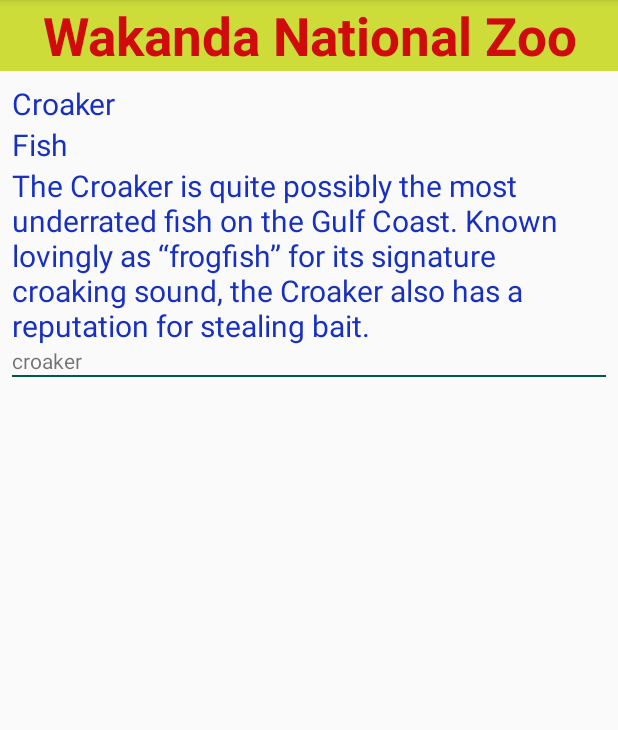
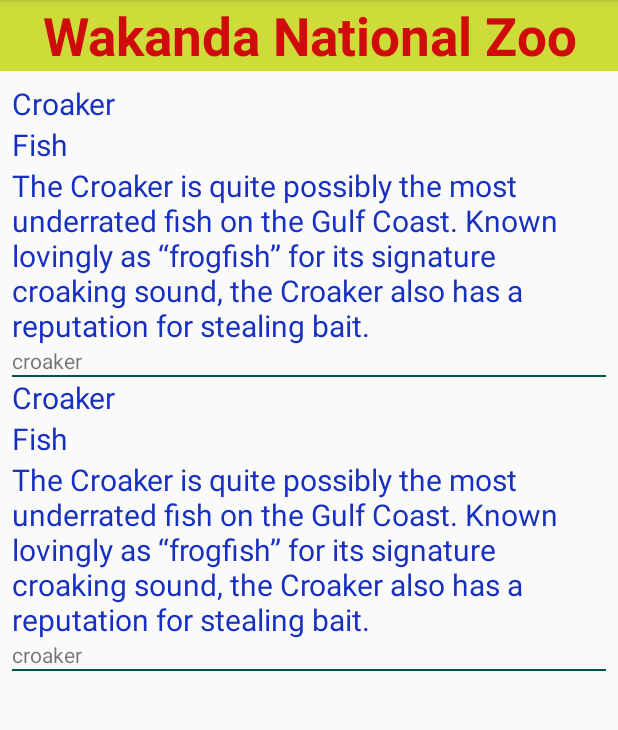
Before and after one commit to ygunawan1985/Week2Daily4Homework, an Android app: the CategoriesListView screen opened directly, with no data from a screen before it, after a tap on "Fish", on a phone screen of 412 x 824 dp, the part 84-814 px from its top. Run offline under Robolectric (Android 15) with nearby library versions, the phone set to English and light mode, and no system bars.

Commit message:
Wakanda National Zoo App

```diff
--- a/app/src/main/java/com/example/week2day3zoorecyclerandlistviews/AnimalDatabaseHelper.java
+++ b/app/src/main/java/com/example/week2day3zoorecyclerandlistviews/AnimalDatabaseHelper.java
@@ -1,36 +1,63 @@
-package com.example.week2day3zoorecyclerandlistviews;
-
-import java.util.ArrayList;
-
-public class AnimalDatabaseHelper {
-
-    private ArrayList<Animal> animals;
-    private String[] categories;
-
-    public AnimalDatabaseHelper() {
-        animals = new ArrayList<>();
-        populateAnimals();
-        categories = new String[]{"Mammals", "Birds", "Fish", "Reptiles", "Amphibians"};
-    }
-
-    public void populateAnimals(){
-        animals.add(new Animal("Dog", "Mammals", "Man's best friend.", "dog"));
-        animals.add(new Animal("Cat", "Mammals", "Second most popular pet and sometimes called kitty.", "cat"));
-        animals.add(new Animal("Eagle", "Birds", "National emblem of the United States.", "eagle"));
-        animals.add(new Animal("Falcon", "Birds", "The bird of prey that primarily hunt other animals.", "falcon"));
-        animals.add(new Animal("Croaker", "Fish", "The Croaker is quite possibly the most underrated fish on the Gulf Coast. Known lovingly as “frogfish” for its signature croaking sound, the Croaker also has a reputation for stealing bait.", "croaker"));
-        animals.add(new Animal("Penguin", "Birds", "Penguins are a group of aquatic flightless birds. They live almost exclusively in the Southern Hemisphere, with only one species, the Galapagos penguin, found north of the equator.", "penguin"));
-        animals.add(new Animal("Crocodile", "Reptiles", "Large semi-aquatic reptiles that live throughout the tropics in Africa, Asia, the Americas and Australia.", "crocodile"));
-        animals.add(new Animal("Snake", "Reptiles", "Snakes have skulls with several more joints than their lizard ancestors, enabling them to swallow prey much larger than their heads with their highly mobile jaws.", "snake"));
-        animals.add(new Animal("Frog", "Amphibians", "Frogs are valued as food by humans and also have many cultural roles in literature, symbolism and religion.", "frog"));
-        animals.add(new Animal("Salamander", "Amphibians", "Salamanders rarely have more than four toes on their front legs and five on their rear legs, but some species have fewer digits and others lack hind limbs.", "salamander"));
-    }
-
-    public String[] getCategories(){
-        return categories;
-    }
-
-    public ArrayList<Animal> getAnimals() {
-        return animals;
-    }
-}
+//package com.example.week2day3zoorecyclerandlistviews;
+//
+//import android.content.Context;
+//
+//import java.util.ArrayList;
+//
+//public class AnimalDatabaseHelper {
+//
+//    private ArrayList<Animal> animals;
+//    private String[] categories;
+//    ZooDatabaseHelper zooDatabaseHelper;
+//
+//    public AnimalDatabaseHelper(Context context) {
+//        zooDatabaseHelper = new ZooDatabaseHelper(context);
+//        animals = new ArrayList<>();
+//        populateAnimals();
+//        categories = new String[]{"Mammals", "Birds", "Fish", "Reptiles", "Amphibians"};
+//    }
+//
+//    public void populateAnimals(){
+//        zooDatabaseHelper.insertAnimal(new Animal("Dog", "Mammals", "Man's best friend.", "dog"));
+//        zooDatabaseHelper.insertAnimal(new Animal("Cat", "Mammals", "Second most popular pet and sometimes called kitty.", "cat"));
+//        zooDatabaseHelper.insertAnimal(new Animal("Eagle", "Birds", "National emblem of the United States.", "eagle"));
+//        zooDatabaseHelper.insertAnimal(new Animal("Falcon", "Birds", "The bird of prey that primarily hunt other animals.", "falcon"));
+//        zooDatabaseHelper.insertAnimal(new Animal("Croaker", "Fish", "The Croaker is quite possibly the most underrated fish on the Gulf Coast. Known lovingly as “frogfish” for its signature croaking sound, the Croaker also has a reputation for stealing bait.", "croaker"));
+//        zooDatabaseHelper.insertAnimal(new Animal("Penguin", "Birds", "Penguins are a group of aquatic flightless birds. They live almost exclusively in the Southern Hemisphere, with only one species, the Galapagos penguin, found north of the equator.", "penguin"));
+//        zooDatabaseHelper.insertAnimal(new Animal("Crocodile", "Reptiles", "Large semi-aquatic reptiles that live throughout the tropics in Africa, Asia, the Americas and Australia.", "crocodile"));
+//        zooDatabaseHelper.insertAnimal(new Animal("Snake", "Reptiles", "Snakes have skulls with several more joints than their lizard ancestors, enabling them to swallow prey much larger than their heads with their highly mobile jaws.", "snake"));
+//        zooDatabaseHelper.insertAnimal(new Animal("Frog", "Amphibians", "Frogs are valued as food by humans and also have many cultural roles in literature, symbolism and religion.", "frog"));
+//        zooDatabaseHelper.insertAnimal(new Animal("Salamander", "Amphibians", "Salamanders rarely have more than four toes on their front legs and five on their rear legs, but some species have fewer digits and others lack hind limbs.", "salamander"));
+//    }
+//
+////    public void populateAnimals(){
+//////        animals.add(new Animal("Dog", "Mammals", "Man's best friend.", "dog"));
+//////        animals.add(new Animal("Cat", "Mammals", "Second most popular pet and sometimes called kitty.", "cat"));
+//////        animals.add(new Animal("Eagle", "Birds", "National emblem of the United States.", "eagle"));
+//////        animals.add(new Animal("Falcon", "Birds", "The bird of prey that primarily hunt other animals.", "falcon"));
+//////        animals.add(new Animal("Croaker", "Fish", "The Croaker is quite possibly the most underrated fish on the Gulf Coast. Known lovingly as “frogfish” for its signature croaking sound, the Croaker also has a reputation for stealing bait.", "croaker"));
+//////        animals.add(new Animal("Penguin", "Birds", "Penguins are a group of aquatic flightless birds. They live almost exclusively in the Southern Hemisphere, with only one species, the Galapagos penguin, found north of the equator.", "penguin"));
+//////        animals.add(new Animal("Crocodile", "Reptiles", "Large semi-aquatic reptiles that live throughout the tropics in Africa, Asia, the Americas and Australia.", "crocodile"));
+//////        animals.add(new Animal("Snake", "Reptiles", "Snakes have skulls with several more joints than their lizard ancestors, enabling them to swallow prey much larger than their heads with their highly mobile jaws.", "snake"));
+//////        animals.add(new Animal("Frog", "Amphibians", "Frogs are valued as food by humans and also have many cultural roles in literature, symbolism and religion.", "frog"));
+//////        animals.add(new Animal("Salamander", "Amphibians", "Salamanders rarely have more than four toes on their front legs and five on their rear legs, but some species have fewer digits and others lack hind limbs.", "salamander"));
+//////    }
+//
+//    public String[] getCategories(){
+//        return categories;
+//    }
+//
+//    public ArrayList<Animal> getAnimals() {
+//        return zooDatabaseHelper.getAllAnimals();
+//    }
+//
+//    public ArrayList<Animal> getAnimalsByCategory(String requestCategory){
+//        return zooDatabaseHelper.getAnimalsByCategory(requestCategory);
+//    }
+//
+//    public Animal getAnimal(String requestName){
+//        return zooDatabaseHelper.getAnimal(requestName);
+//    }
+//
+//
+//}
--- a/app/src/main/java/com/example/week2day3zoorecyclerandlistviews/AnimalsPerCategoryAdapter.java
+++ b/app/src/main/java/com/example/week2day3zoorecyclerandlistviews/AnimalsPerCategoryAdapter.java
@@ -18,7 +18,7 @@ public class AnimalsPerCategoryAdapter extends RecyclerView.Adapter<AnimalsPerCa
     ArrayList<Animal> animalsArrayList;
     Context context;
 
-    public AnimalsPerCategoryAdapter(ArrayList<Animal> animalsArrayList,Context context) {
+    public AnimalsPerCategoryAdapter(ArrayList<Animal> animalsArrayList, Context context) {
         this.animalsArrayList = animalsArrayList;
         this.context = context;
     }
--- a/app/src/main/java/com/example/week2day3zoorecyclerandlistviews/AnimalsRecyclerView.java
+++ b/app/src/main/java/com/example/week2day3zoorecyclerandlistviews/AnimalsRecyclerView.java
@@ -14,7 +14,7 @@ public class AnimalsRecyclerView extends AppCompatActivity {
 
     RecyclerView rvRecyclerView;
     ArrayList<Animal> animals;
-    ArrayList<Animal> resultAnimals;
+    //ArrayList<Animal> resultAnimals;
     String categoryValue;
 
     @Override
@@ -26,19 +26,19 @@ public class AnimalsRecyclerView extends AppCompatActivity {
         Intent receivedIntent = getIntent();
         Bundle receivedBundle = receivedIntent.getExtras();
         if(receivedBundle != null) {
-            categoryValue = receivedBundle.getString("categoryValue");
+            //categoryValue = receivedBundle.getString("categoryValue");
             animals = receivedBundle.getParcelableArrayList("animals");
-            resultAnimals = new ArrayList<>();
-
-            for(Animal animal : animals){
-                if(animal.getCategory().equalsIgnoreCase(categoryValue)){
-                    resultAnimals.add(animal);
-                }
-            }
+//            resultAnimals = new ArrayList<>();
+//
+//            for(Animal animal : animals){
+//                if(animal.getCategory().equalsIgnoreCase(categoryValue)){
+//                    resultAnimals.add(animal);
+//                }
+//            }
         }
 
         RecyclerView.LayoutManager layoutManager = new LinearLayoutManager(this);
-        AnimalsPerCategoryAdapter animalsPerCategoryAdapter = new AnimalsPerCategoryAdapter(resultAnimals,this);
+        AnimalsPerCategoryAdapter animalsPerCategoryAdapter = new AnimalsPerCategoryAdapter(animals,this);
         rvRecyclerView.setLayoutManager(layoutManager);
         rvRecyclerView.setAdapter(animalsPerCategoryAdapter);
 
--- a/app/src/main/java/com/example/week2day3zoorecyclerandlistviews/CategoriesListView.java
+++ b/app/src/main/java/com/example/week2day3zoorecyclerandlistviews/CategoriesListView.java
@@ -3,6 +3,7 @@ package com.example.week2day3zoorecyclerandlistviews;
 import androidx.appcompat.app.AppCompatActivity;
 
 import android.content.Intent;
+import android.content.SharedPreferences;
 import android.os.Bundle;
 import android.view.View;
 import android.widget.AdapterView;
@@ -12,23 +13,40 @@ import android.widget.ListView;
 public class CategoriesListView extends AppCompatActivity {
 
     ListView lvCategories;
-    AnimalDatabaseHelper helper;
+    ZooDatabaseHelper zooDatabaseHelper;
+    //AnimalDatabaseHelper helper;
     String categoryValue;
+    String[] categories = null;
+    //SharedPreferences sharedPreferences;
 
     @Override
     protected void onCreate(Bundle savedInstanceState) {
         super.onCreate(savedInstanceState);
         setContentView(R.layout.activity_categories_list_view);
 
+        categories = new String[]{"Mammals", "Birds", "Fish", "Reptiles", "Amphibians"};
         lvCategories = findViewById(R.id.lvCategories);
-        helper = new AnimalDatabaseHelper();
+        zooDatabaseHelper = new ZooDatabaseHelper(this);
+
+        zooDatabaseHelper.insertAnimal(new Animal("Dog", "Mammals", "Man's best friend.", "dog"));
+        zooDatabaseHelper.insertAnimal(new Animal("Cat", "Mammals", "Second most popular pet and sometimes called kitty.", "cat"));
+        zooDatabaseHelper.insertAnimal(new Animal("Eagle", "Birds", "National emblem of the United States.", "eagle"));
+        zooDatabaseHelper.insertAnimal(new Animal("Falcon", "Birds", "The bird of prey that primarily hunt other animals.", "falcon"));
+        zooDatabaseHelper.insertAnimal(new Animal("Croaker", "Fish", "The Croaker is quite possibly the most underrated fish on the Gulf Coast. Known lovingly as “frogfish” for its signature croaking sound, the Croaker also has a reputation for stealing bait.", "croaker"));
+        zooDatabaseHelper.insertAnimal(new Animal("Penguin", "Birds", "Penguins are a group of aquatic flightless birds. They live almost exclusively in the Southern Hemisphere, with only one species, the Galapagos penguin, found north of the equator.", "penguin"));
+        zooDatabaseHelper.insertAnimal(new Animal("Crocodile", "Reptiles", "Large semi-aquatic reptiles that live throughout the tropics in Africa, Asia, the Americas and Australia.", "crocodile"));
+        zooDatabaseHelper.insertAnimal(new Animal("Snake", "Reptiles", "Snakes have skulls with several more joints than their lizard ancestors, enabling them to swallow prey much larger than their heads with their highly mobile jaws.", "snake"));
+        zooDatabaseHelper.insertAnimal(new Animal("Frog", "Amphibians", "Frogs are valued as food by humans and also have many cultural roles in literature, symbolism and religion.", "frog"));
+        zooDatabaseHelper.insertAnimal(new Animal("Salamander", "Amphibians", "Salamanders rarely have more than four toes on their front legs and five on their rear legs, but some species have fewer digits and others lack hind limbs.", "salamander"));
+
+        //sharedPreferences = getSharedPreferences("shared_pref", MODE_PRIVATE);
 
         // Define a new Adapter
         // First parameter - Context
         // Second parameter - Layout for the row
         // Third parameter - ID of the TextView to which the data is written
         // Forth - the Array of data
-        ArrayAdapter<String> adapter = new ArrayAdapter<String>(this, android.R.layout.simple_list_item_1, android.R.id.text1, helper.getCategories());
+        ArrayAdapter<String> adapter = new ArrayAdapter<String>(this, android.R.layout.simple_list_item_1, android.R.id.text1, categories);
 
         // Assign adapter to ListView
         lvCategories.setAdapter(adapter);
@@ -47,9 +65,10 @@ public class CategoriesListView extends AppCompatActivity {
                 categoryValue = (String)lvCategories.getItemAtPosition(position);
 
                 Intent intent = new Intent(parent.getContext(), AnimalsRecyclerView.class);
+
                 Bundle animalsBundle = new Bundle();
-                animalsBundle.putParcelableArrayList("animals", helper.getAnimals());
-                animalsBundle.putString("categoryValue", categoryValue);
+                animalsBundle.putParcelableArrayList("animals", zooDatabaseHelper.getAnimalsByCategory(categoryValue));
+                //animalsBundle.putString("categoryValue", categoryValue);
                 intent.putExtras(animalsBundle);
                 startActivity(intent);
             }
@@ -59,8 +78,11 @@ public class CategoriesListView extends AppCompatActivity {
 
     }
 
-
-    public void animalDetails(View view) {
-
-    }
+//    private void setCategoryInSharedPref(String category){
+//        SharedPreferences.Editor editor = sharedPreferences.edit();
+//        editor.putString("category", category);
+//        editor.apply(); //returns nothing
+//        //editor.commit(); returns a boolean value
+//        editor.clear();
+//    }
 }
--- /dev/null
+++ b/app/src/main/java/com/example/week2day3zoorecyclerandlistviews/ZooDatabaseHelper.java
@@ -0,0 +1,102 @@
+package com.example.week2day3zoorecyclerandlistviews;
+
+import android.content.ContentValues;
+import android.content.Context;
+import android.database.Cursor;
+import android.database.sqlite.SQLiteDatabase;
+import android.database.sqlite.SQLiteOpenHelper;
+
+import java.util.ArrayList;
+
+public class ZooDatabaseHelper extends SQLiteOpenHelper {
+
+    public ZooDatabaseHelper(Context context) {
+        super(context, ZooDatabaseContract.DATABASE_NAME, null, ZooDatabaseContract.DATABASE_VERSION);
+    }
+
+    @Override
+    public void onCreate(SQLiteDatabase sqLiteDatabase) {
+        sqLiteDatabase.execSQL(ZooDatabaseContract.getCreateQuery());
+    }
+
+    @Override
+    public void onUpgrade(SQLiteDatabase sqLiteDatabase, int oldVersion, int newVersion) {
+        if (oldVersion < newVersion) {
+            sqLiteDatabase.execSQL(ZooDatabaseContract.DROP_QUERY);
+            onCreate(sqLiteDatabase);
+        }
+    }
+
+    public void insertAnimal(Animal animal){
+        SQLiteDatabase database = this.getWritableDatabase();
+        ContentValues contentValues = new ContentValues();
+        contentValues.put(ZooDatabaseContract.COLUMN_NAME, animal.getName());
+        contentValues.put(ZooDatabaseContract.COLUMN_CATEGORY, animal.getCategory());
+        contentValues.put(ZooDatabaseContract.COLUMN_DESCRIPTION, animal.getDescription());
+        contentValues.put(ZooDatabaseContract.COLUMN_SOUND, animal.getSound());
+
+        database.insert(ZooDatabaseContract.TABLE_NAME, null, contentValues);
+        database.close();
+    }
+
+    public ArrayList<Animal> getAllAnimals(){
+        SQLiteDatabase database = this.getReadableDatabase();
+        ArrayList<Animal> returnList = new ArrayList<>();
+
+        Cursor cursor = database.rawQuery(ZooDatabaseContract.SELECT_ALL_QUERY, null);
+        if(cursor.moveToFirst()){
+            do {
+                String name = cursor.getString(cursor.getColumnIndex(ZooDatabaseContract.COLUMN_NAME));
+                String category = cursor.getString(cursor.getColumnIndex(ZooDatabaseContract.COLUMN_CATEGORY));
+                String description = cursor.getString(cursor.getColumnIndex(ZooDatabaseContract.COLUMN_DESCRIPTION));
+                String sound = cursor.getString(cursor.getColumnIndex(ZooDatabaseContract.COLUMN_SOUND));
+
+                returnList.add(new Animal(name, category, description, sound));
+            } while(cursor.moveToNext());
+        }
+
+        cursor.close();
+        database.close();
+        return returnList;
+    }
+
+    public ArrayList<Animal> getAnimalsByCategory(String requestCategory){
+        SQLiteDatabase database = this.getReadableDatabase();
+        ArrayList<Animal> returnList = new ArrayList<>();
+
+        Cursor cursor = database.rawQuery(ZooDatabaseContract.getByCategoryQuery(requestCategory), null);
+        if(cursor.moveToFirst()){
+            do {
+                String name = cursor.getString(cursor.getColumnIndex(ZooDatabaseContract.COLUMN_NAME));
+                String category = cursor.getString(cursor.getColumnIndex(ZooDatabaseContract.COLUMN_CATEGORY));
+                String description = cursor.getString(cursor.getColumnIndex(ZooDatabaseContract.COLUMN_DESCRIPTION));
+                String sound = cursor.getString(cursor.getColumnIndex(ZooDatabaseContract.COLUMN_SOUND));
+
+                returnList.add(new Animal(name, category, description, sound));
+            } while(cursor.moveToNext());
+        }
+
+        cursor.close();
+        database.close();
+        return returnList;
+    }
+
+    public Animal getAnimal(String requestName){
+        SQLiteDatabase database = this.getReadableDatabase();
+        Animal animal = new Animal();
+
+        Cursor cursor = database.rawQuery(ZooDatabaseContract.getByAnimalQuery(requestName), null);
+        if(cursor.moveToFirst()){
+            animal.setName(cursor.getString(cursor.getColumnIndex(ZooDatabaseContract.COLUMN_NAME)));
+            animal.setCategory(cursor.getString(cursor.getColumnIndex(ZooDatabaseContract.COLUMN_CATEGORY)));
+            animal.setDescription(cursor.getString(cursor.getColumnIndex(ZooDatabaseContract.COLUMN_DESCRIPTION)));
+            animal.setSound(cursor.getString(cursor.getColumnIndex(ZooDatabaseContract.COLUMN_SOUND)));
+        }
+
+        cursor.close();
+        database.close();
+        return animal;
+    }
+
+
+}
```
Also changed, not shown: app/src/main/java/com/example/week2day3zoorecyclerandlistviews/ZooDatabaseContract.java (added, +30 -0 lines).
